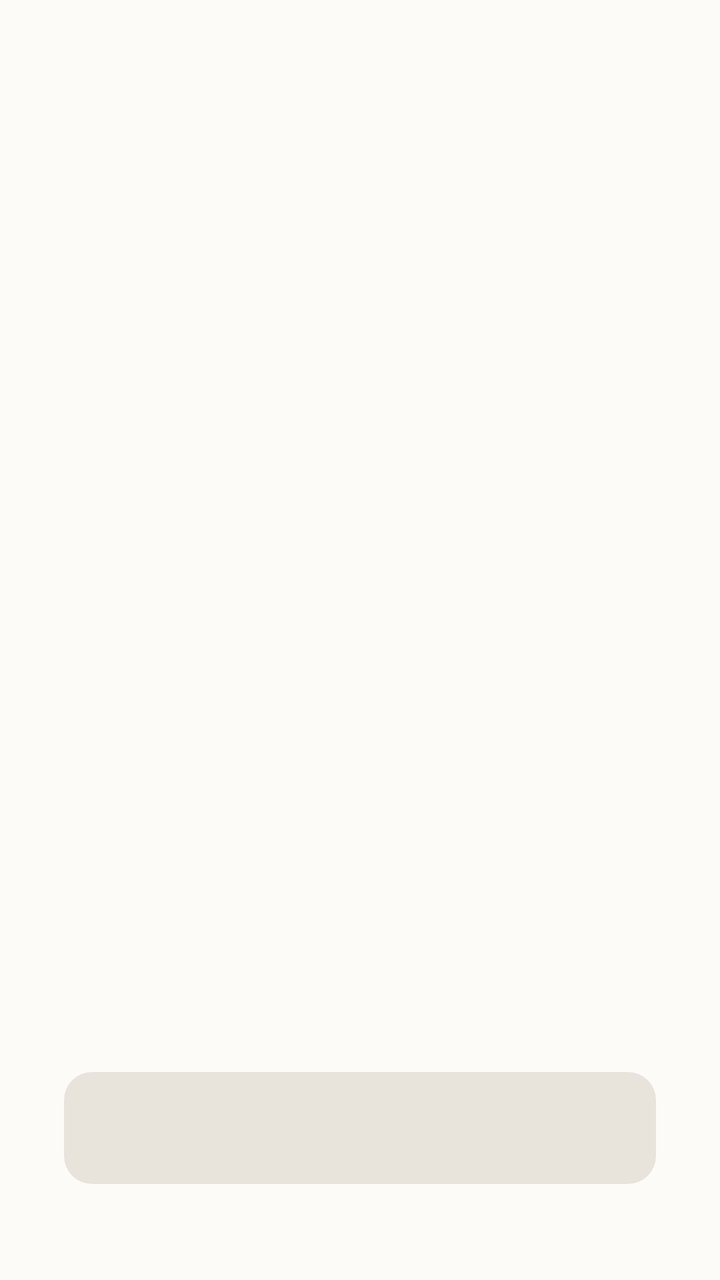
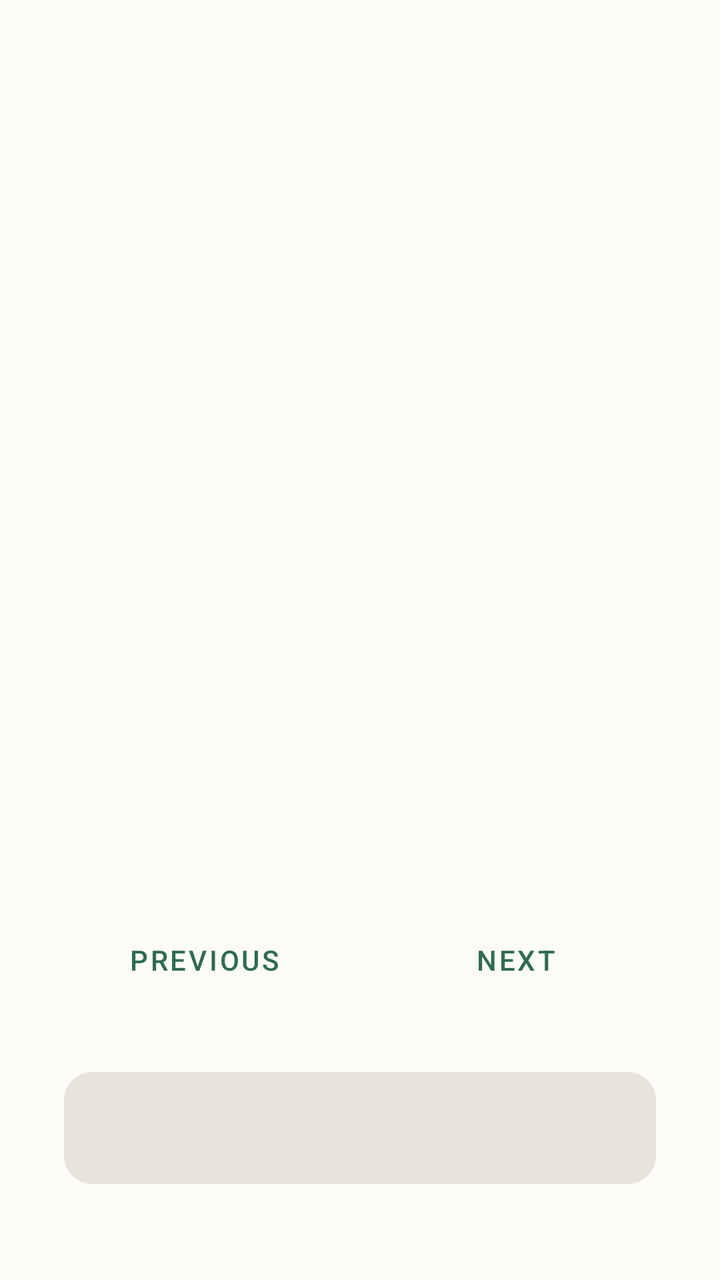

Before-and-after screenshots of an Android layout around one commit, followed by the original layout XML and the change that was made.
<!-- AndroidManifest.xml: fallback theme Theme.MaterialComponents.DayNight.NoActionBar -->
<!-- res/layout/overlay_reading.xml -->
<?xml version="1.0" encoding="utf-8"?>
<ScrollView xmlns:android="http://schemas.android.com/apk/res/android"
    android:layout_width="match_parent"
    android:layout_height="match_parent"
    android:background="#FCFBF7"
    android:fillViewport="true"
    android:scrollbars="none">

    <LinearLayout
        android:layout_width="match_parent"
        android:layout_height="wrap_content"
        android:orientation="vertical"
        android:gravity="center_horizontal"
        android:padding="32dp">

        <TextView
            android:id="@+id/overlay_source"
            android:layout_width="wrap_content"
            android:layout_height="wrap_content"
            android:layout_marginTop="48dp"
            android:textColor="#2F6B4F"
            android:textSize="14sp"
            android:fontFamily="sans-serif-medium"
            android:letterSpacing="0.08"
            android:textAllCaps="true" />

        <TextView
            android:id="@+id/overlay_arabic"
            android:layout_width="match_parent"
            android:layout_height="wrap_content"
            android:layout_marginTop="32dp"
            android:fontFamily="@font/amiri_regular"
            android:gravity="start"
            android:lineSpacingMultiplier="1.9"
            android:textColor="#211F1C"
            android:textDirection="rtl"
            android:textSize="26sp" />

        <TextView
            android:id="@+id/overlay_translation"
            android:layout_width="match_parent"
            android:layout_height="wrap_content"
            android:layout_marginTop="24dp"
            android:gravity="start"
            android:lineSpacingMultiplier="1.5"
            android:textColor="#6F6A63"
            android:textSize="16sp" />

        <View
            android:layout_width="0dp"
            android:layout_height="0dp"
            android:layout_weight="1" />

        <Button
            android:id="@+id/overlay_button"
            android:layout_width="match_parent"
            android:layout_height="56dp"
            android:layout_marginTop="32dp"
            android:layout_marginBottom="16dp"
            android:background="@drawable/read_button"
            android:enabled="false"
            android:fontFamily="sans-serif-medium"
            android:textColor="@color/read_button_text"
            android:textSize="16sp" />

    </LinearLayout>
</ScrollView>
<!-- resources referenced by this layout -->
<resources>
  <!-- drawable read_button (drawable) -->
  <?xml version="1.0" encoding="utf-8"?>
  <selector xmlns:android="http://schemas.android.com/apk/res/android">
      <item android:drawable="@drawable/read_button_disabled" android:state_enabled="false" />
      <item android:drawable="@drawable/read_button_enabled" />
  </selector>
  <!-- drawable read_button_disabled (drawable) -->
  <?xml version="1.0" encoding="utf-8"?>
  <shape xmlns:android="http://schemas.android.com/apk/res/android"
      android:shape="rectangle">
      <solid android:color="#E8E4DC" />
      <corners android:radius="14dp" />
  </shape>
  <!-- drawable read_button_enabled (drawable) -->
  <?xml version="1.0" encoding="utf-8"?>
  <shape xmlns:android="http://schemas.android.com/apk/res/android"
      android:shape="rectangle">
      <solid android:color="#2F6B4F" />
      <corners android:radius="14dp" />
  </shape>
</resources>

<!-- the commit's change to res/layout/overlay_reading.xml (unified diff, before → after) -->
@@ -1,5 +1,6 @@
 <?xml version="1.0" encoding="utf-8"?>
 <ScrollView xmlns:android="http://schemas.android.com/apk/res/android"
+    android:id="@+id/overlay_scroll"
     android:layout_width="match_parent"
     android:layout_height="match_parent"
     android:background="#FCFBF7"
@@ -51,6 +52,36 @@
             android:layout_height="0dp"
             android:layout_weight="1" />
 
+        <LinearLayout
+            android:layout_width="match_parent"
+            android:layout_height="wrap_content"
+            android:orientation="horizontal">
+
+            <Button
+                android:id="@+id/overlay_prev"
+                style="?android:attr/buttonBarButtonStyle"
+                android:layout_width="0dp"
+                android:layout_height="48dp"
+                android:layout_weight="1"
+                android:layout_marginEnd="8dp"
+                android:fontFamily="sans-serif-medium"
+                android:text="@string/overlay_previous"
+                android:textColor="#2F6B4F"
+                android:textSize="14sp" />
+
+            <Button
+                android:id="@+id/overlay_next"
+                style="?android:attr/buttonBarButtonStyle"
+                android:layout_width="0dp"
+                android:layout_height="48dp"
+                android:layout_weight="1"
+                android:layout_marginStart="8dp"
+                android:fontFamily="sans-serif-medium"
+                android:text="@string/overlay_next"
+                android:textColor="#2F6B4F"
+                android:textSize="14sp" />
+        </LinearLayout>
+
         <Button
             android:id="@+id/overlay_button"
             android:layout_width="match_parent"
<!-- resource entries referenced after the edit -->
@@ -6,6 +6,8 @@
       <item android:drawable="@drawable/read_button_disabled" android:state_enabled="false" />
       <item android:drawable="@drawable/read_button_enabled" />
   </selector>
+  <string name="overlay_next">Next</string>
+  <string name="overlay_previous">Previous</string>
   <!-- drawable read_button_disabled (drawable) -->
   <?xml version="1.0" encoding="utf-8"?>
   <shape xmlns:android="http://schemas.android.com/apk/res/android"
